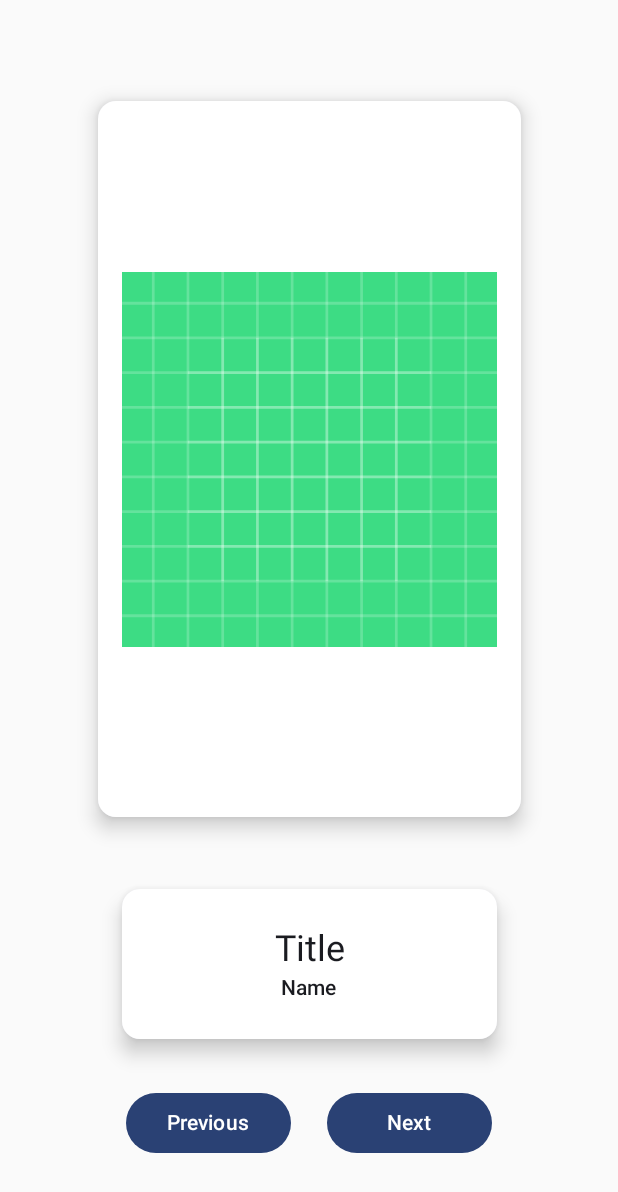
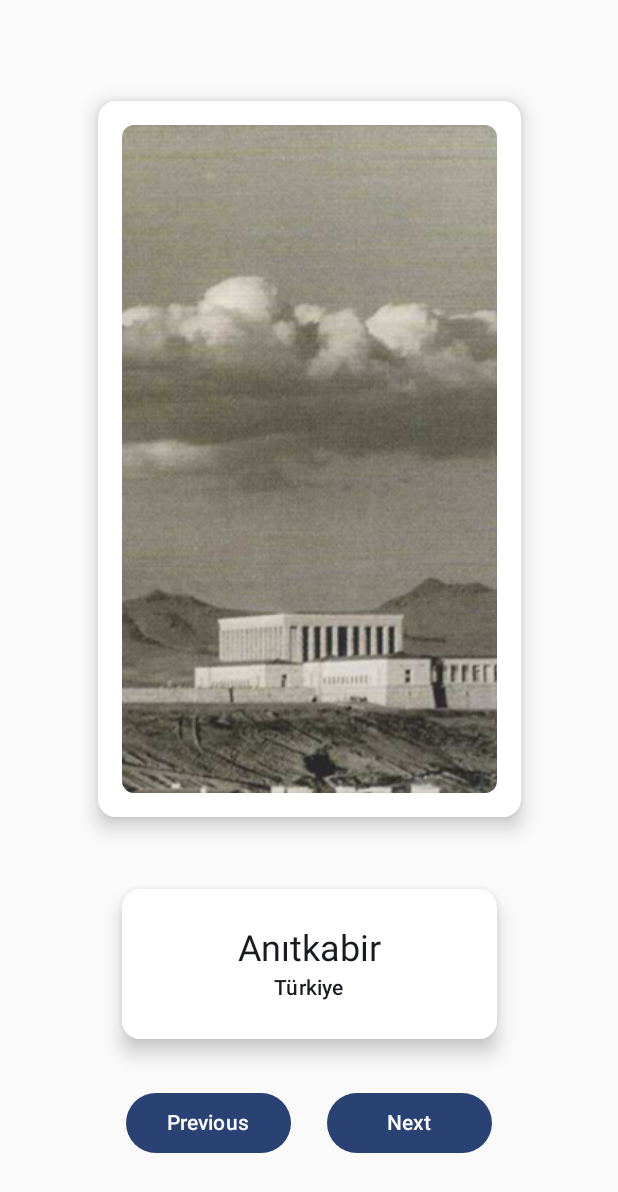
Before and after one commit to ynsemrkurt/ArtSpace, an Android app built with Jetpack Compose: the screen it shows after launch (MainActivity), after a tap on "Previous", on a phone screen of 412 x 824 dp. Shown: the top 1192 px of the screen. Run offline under Robolectric (Android 15) with nearby library versions, the phone set to English and light mode, and no system bars.

Commit message:
Complete Project

```diff
--- a/app/src/main/java/com/example/artspace/MainActivity.kt
+++ b/app/src/main/java/com/example/artspace/MainActivity.kt
@@ -25,7 +25,10 @@ import androidx.compose.runtime.mutableStateOf
 import androidx.compose.runtime.remember
 import androidx.compose.ui.Alignment
 import androidx.compose.ui.Modifier
+import androidx.compose.ui.draw.clip
+import androidx.compose.ui.draw.scale
 import androidx.compose.ui.graphics.Color
+import androidx.compose.ui.layout.ContentScale
 import androidx.compose.ui.res.painterResource
 import androidx.compose.ui.res.stringResource
 import androidx.compose.ui.tooling.preview.Preview
@@ -46,27 +49,36 @@ class MainActivity : ComponentActivity() {
 
 @Composable
 fun ArtSpaceApp(modifier: Modifier = Modifier) {
-    val artNumber = remember { mutableStateOf(1) }
+    val artList = listOf(
+        Triple(R.drawable.kiruna, R.string.kiruna, R.string.isvec),
+        Triple(R.drawable.machu_pichu, R.string.machu_picchu, R.string.peru),
+        Triple(R.drawable.myanmar, R.string.bagan, R.string.myanmar),
+        Triple(R.drawable.zakynthos_adas, R.string.zakintos_adasi, R.string.yunanistan),
+        Triple(R.drawable.antkabir, R.string.an_tkabir, R.string.t_rkiye)
+    )
+    val artNumber = remember { mutableStateOf(0) } // Starting index at 0
+
     Column(
         modifier = modifier
             .fillMaxSize(),
         verticalArrangement = Arrangement.Center,
         horizontalAlignment = Alignment.CenterHorizontally
     ) {
-        ArtCard(imageResId = R.drawable.ic_launcher_background)
+        val currentArt = artList[artNumber.value]
+        ArtCard(imageResId = currentArt.first)
         Spacer(modifier = Modifier.height(16.dp))
-        ArtTitle(title = "Title", name = "Name")
+        ArtTitle(title = stringResource(id = currentArt.second), name = stringResource(id = currentArt.third))
         Spacer(modifier = Modifier.height(16.dp))
         Row {
             Button(
-                onClick = { artNumber.value++.also { if (it > 5) artNumber.value = 1 } },
+                onClick = { artNumber.value = (artNumber.value - 1).takeIf { it >= 0 } ?: artList.size - 1 },
                 modifier = Modifier.width(110.dp)
             ) {
                 Text(text = stringResource(R.string.previous))
             }
             Spacer(modifier = Modifier.width(24.dp))
             Button(
-                onClick = { artNumber.value--.also { if (it < 1) artNumber.value = 5 } },
+                onClick = { artNumber.value = (artNumber.value + 1) % artList.size },
                 modifier = Modifier.width(110.dp)
             ) {
                 Text(text = stringResource(R.string.next))
@@ -85,11 +97,13 @@ fun ArtCard(@DrawableRes imageResId: Int) {
         Image(
             painter = painterResource(id = imageResId),
             contentDescription = null,
+            contentScale = ContentScale.Crop,
             modifier = Modifier
                 .background(Color.White)
                 .padding(16.dp)
                 .height(445.dp)
                 .width(250.dp)
+                .clip(shape = MaterialTheme.shapes.small)
         )
     }
 }
@@ -107,8 +121,7 @@ fun ArtTitle(title: String, name: String) {
             modifier = Modifier
                 .background(Color.White)
                 .padding(16.dp)
-                .fillMaxSize()
-                .align(Alignment.CenterHorizontally),
+                .fillMaxSize(),
             verticalArrangement = Arrangement.Center,
             horizontalAlignment = Alignment.CenterHorizontally
         ) {
@@ -124,14 +137,6 @@ fun ArtTitle(title: String, name: String) {
     }
 }
 
-val artList = listOf(
-    Triple(R.drawable.kiruna, R.string.kiruna, R.string.isvec),
-    Triple(R.drawable.machu_pichu, R.string.machu_picchu, R.string.peru),
-    Triple(R.drawable.myanmar, R.string.bagan, R.string.myanmar),
-    Triple(R.drawable.zakynthos_adas, R.string.zakintos_adasi, R.string.yunanistan),
-    Triple(R.drawable.antkabir, R.string.an_tkabir, R.string.t_rkiye)
-)
-
 @Preview(
     showBackground = true,
     showSystemUi = true
```
